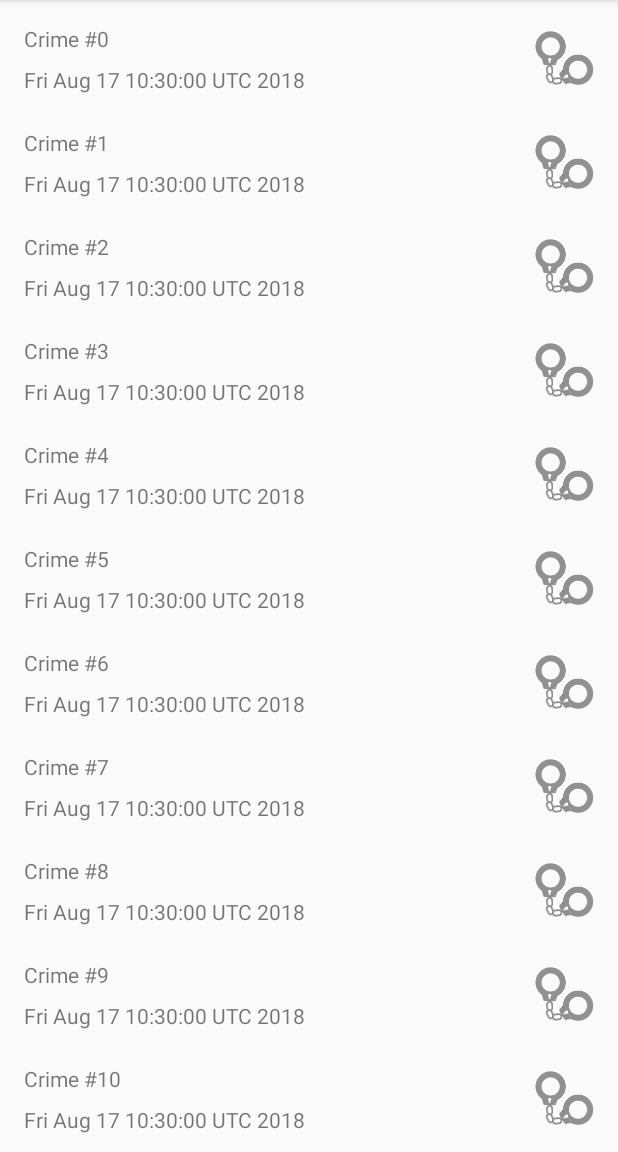
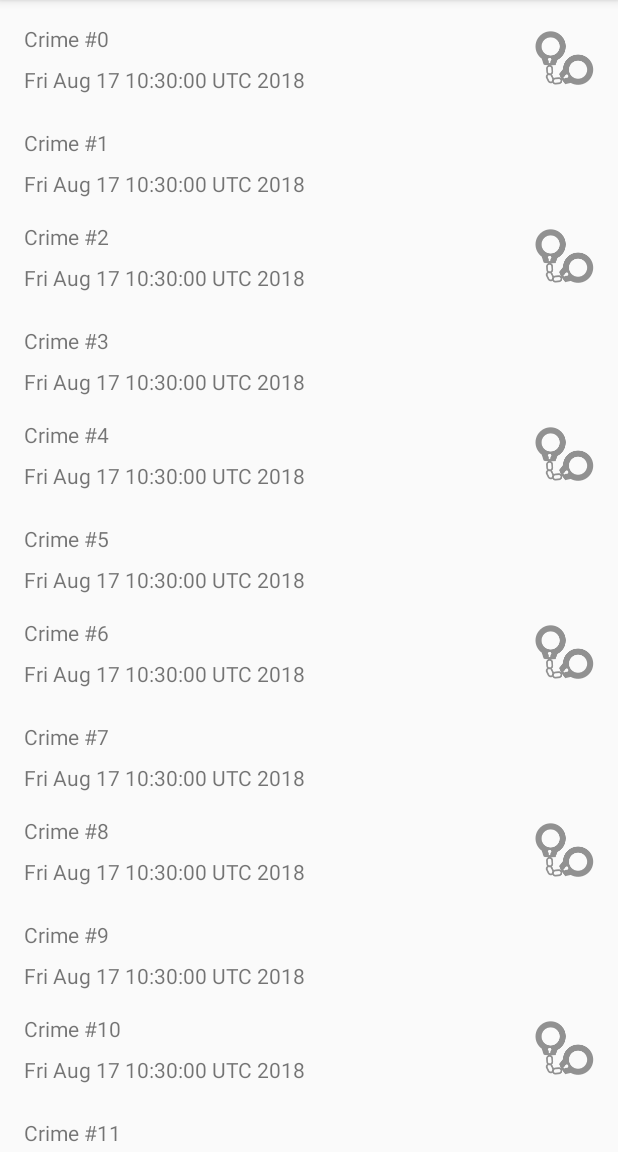
Before and after one commit to angrylobster/criminal-intent, an Android app: the screen it shows after launch (CrimeListActivity), on a phone screen of 412 x 824 dp, the part 84-1236 px from its top. Run offline under Robolectric (Android 15) with nearby library versions, the phone set to English and light mode, and no system bars.

Commit message:
Add code to make "solved" icon only appear on solved cases

```diff
--- a/app/src/main/java/com/example/shan/criminalintent/CrimeListFragment.java
+++ b/app/src/main/java/com/example/shan/criminalintent/CrimeListFragment.java
@@ -7,6 +7,7 @@ import android.support.v7.widget.RecyclerView;
 import android.view.LayoutInflater;
 import android.view.View;
 import android.view.ViewGroup;
+import android.widget.ImageView;
 import android.widget.TextView;
 import android.widget.Toast;
 
@@ -40,6 +41,7 @@ public class CrimeListFragment extends Fragment {
         private TextView mTitleTextView;
         private TextView mDateTextView;
         private Crime mCrime;
+        private ImageView mSolvedImageView;
 
         public CrimeHolder(LayoutInflater inflater, ViewGroup parent){
             super(inflater.inflate(R.layout.list_item_crime, parent, false));
@@ -48,12 +50,14 @@ public class CrimeListFragment extends Fragment {
 
             mTitleTextView = (TextView) itemView.findViewById(R.id.crime_title);
             mDateTextView = (TextView) itemView.findViewById(R.id.crime_date);
+            mSolvedImageView = (ImageView) itemView.findViewById(R.id.crime_solved);
         }
 
         public void bind(Crime crime){
             mCrime = crime;
             mTitleTextView.setText(mCrime.getTitle());
             mDateTextView.setText(mCrime.getDate().toString());
+            mSolvedImageView.setVisibility(crime.isSolved() ? View.VISIBLE : View.GONE);
         }
 
         @Override
--- a/app/src/main/res/layout/list_item_crime.xml
+++ b/app/src/main/res/layout/list_item_crime.xml
@@ -16,7 +16,7 @@
         android:layout_marginTop="16dp"
         android:text="Crime Title"
         app:layout_constraintLeft_toLeftOf="parent"
-        app:layout_constraintRight_toLeftOf="@+id/imageView"
+        app:layout_constraintRight_toLeftOf="@+id/crime_solved"
         app:layout_constraintTop_toTopOf="parent" />
 
     <TextView
@@ -27,13 +27,13 @@
         android:layout_marginStart="16dp"
         android:layout_marginTop="8dp"
         android:text="Crime Date"
-        app:layout_constraintEnd_toStartOf="@+id/imageView"
+        app:layout_constraintEnd_toStartOf="@+id/crime_solved"
         app:layout_constraintHorizontal_bias="0.501"
         app:layout_constraintStart_toStartOf="parent"
         app:layout_constraintTop_toBottomOf="@+id/crime_title" />
 
     <ImageView
-        android:id="@+id/imageView"
+        android:id="@+id/crime_solved"
         android:layout_width="wrap_content"
         android:layout_height="wrap_content"
         android:layout_marginBottom="12dp"
```
